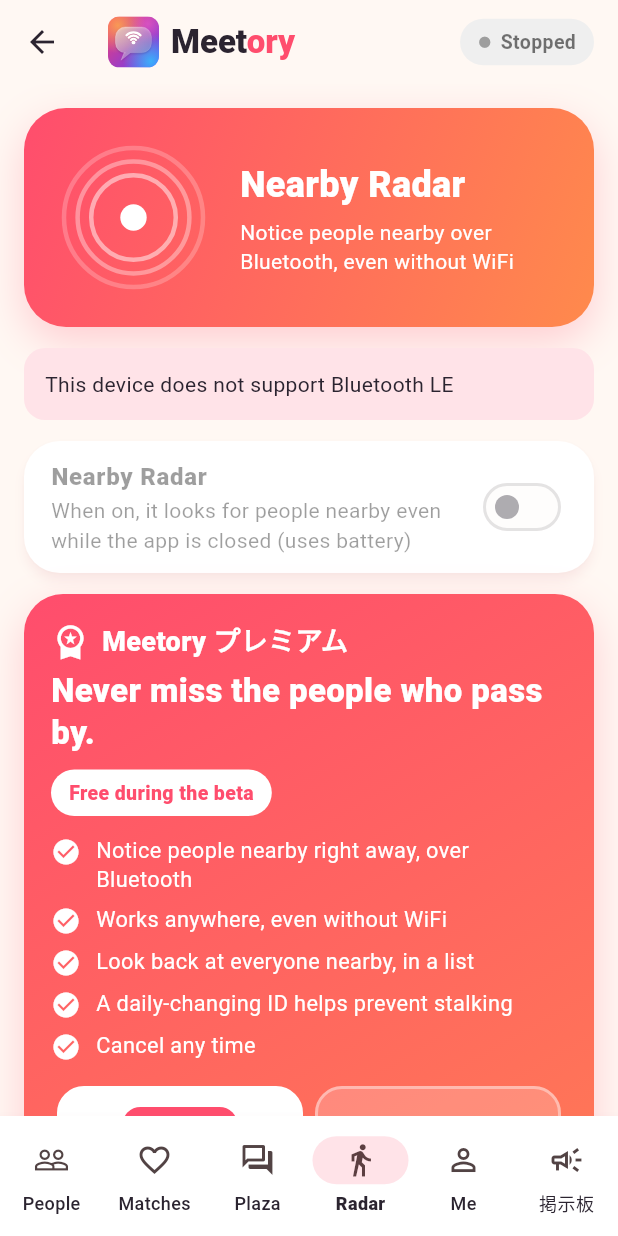
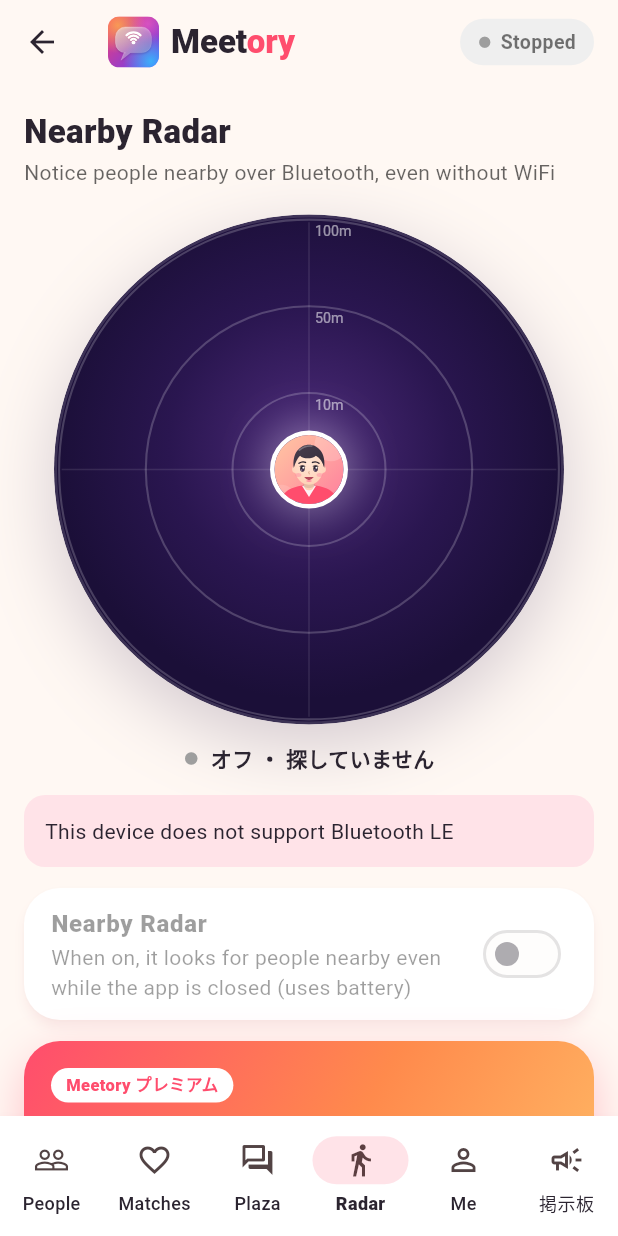
Before and after one commit to harukazu1995/wifi-match, a Flutter app: the HomeScreen screen opened directly, item 4 of the bottom bar chosen, on a phone screen of 412 x 824 dp. Run offline on Flutter 3.47's test engine with Material 3 defaults, Android fonts, the phone set to English and light mode, and no system bars; our stand-ins replace google_mobile_ads, image_picker, in_app_purchase, shared_preferences; accounts and stored records are empty; project files that could hold a hidden picture were left out.

Commit message:
Update main.dart

```diff
--- a/lib/main.dart
+++ b/lib/main.dart
@@ -11,7 +11,10 @@ import 'package:in_app_purchase/in_app_purchase.dart' show ProductDetails;
 import 'package:shared_preferences/shared_preferences.dart';
 
 import 'billing.dart';
+import 'art.dart';
 import 'board.dart';
+import 'paywall.dart';
+import 'radar_scope.dart';
 import 'i18n.dart';
 import 'mesh.dart';
 import 'proximity.dart';
@@ -716,8 +719,7 @@ class Avatar extends StatelessWidget {
           width: size,
           height: size,
           alignment: Alignment.center,
-          decoration: BoxDecoration(color: cs.surfaceContainerHighest, shape: BoxShape.circle),
-          child: Text(emoji, style: TextStyle(fontSize: size * 0.52)),
+          child: FaceAvatar(emoji, size: size),
         ),
         if (online)
           Positioned(
@@ -853,7 +855,7 @@ class _ProfileFormState extends State<ProfileForm> {
                   borderRadius: BorderRadius.circular(12),
                   border: Border.all(color: e == _emoji ? cs.primary : Colors.transparent, width: 2),
                 ),
-                child: Text(e, style: const TextStyle(fontSize: 22)),
+                child: FaceAvatar(e, size: 34),
               ),
             ),
         ],
@@ -1966,27 +1968,25 @@ class ProximityTab extends StatelessWidget {
         return RefreshIndicator(
           onRefresh: prox.refresh,
           child: ListView(padding: const EdgeInsets.all(16), children: [
-            Container(
-              margin: const EdgeInsets.only(bottom: 14),
-              padding: const EdgeInsets.all(18),
-              decoration: BoxDecoration(
-                gradient: _brandGradient,
-                borderRadius: BorderRadius.circular(28),
-                boxShadow: const [BoxShadow(color: Color(0x40FF4D6D), blurRadius: 24, offset: Offset(0, 10))],
+            const _Header('ふれあいレーダー', 'Bluetoothで、WiFiがなくても、近くの人に気づける'),
+            Padding(
+              padding: const EdgeInsets.fromLTRB(20, 4, 20, 4),
+              child: RadarScope(
+                active: prox.enabled,
+                me: mesh.me?.emoji ?? 'あなた',
+                others: [for (final e in shown.take(5)) (seed: e.emoji, label: hhmm(e.at))],
               ),
-              child: Row(children: [
-                RadarView(active: prox.enabled, size: 110),
-                const SizedBox(width: 16),
-                const Expanded(
-                  child: Column(crossAxisAlignment: CrossAxisAlignment.start, children: [
-                    Text('ふれあいレーダー', style: TextStyle(color: Colors.white, fontSize: 24, fontWeight: FontWeight.w900)),
-                    SizedBox(height: 6),
-                    Text('Bluetoothで、WiFiがなくても、近くの人に気づける',
-                        style: TextStyle(color: Colors.white, fontSize: 14, height: 1.35)),
-                  ]),
-                ),
+            ),
+            const SizedBox(height: 8),
+            Center(
+              child: Row(mainAxisSize: MainAxisSize.min, children: [
+                Icon(Icons.circle, size: 10, color: prox.enabled ? const Color(0xFF1FB57A) : Colors.grey),
+                const SizedBox(width: 8),
+                Text(prox.enabled ? '探索中 ・ 近くに${shown.length}人' : 'オフ ・ 探していません', style: const TextStyle(fontWeight: FontWeight.w800)),
               ]),
             ),
+            const SizedBox(height: 14),
+
             if (!prox.supported) const _Notice('この端末は、Bluetooth LE に対応していません'),
             Card(
               child: SwitchListTile(
@@ -1997,7 +1997,7 @@ class ProximityTab extends StatelessWidget {
                 subtitle: const Text('オンにすると、アプリを閉じていても、近くの人を探します（電池を使います）'),
               ),
             ),
-            const PaywallCard(),
+            const PremiumPromoCard(),
             Card(
               child: Padding(
                 padding: const EdgeInsets.all(16),
@@ -2047,6 +2047,7 @@ class MeTab extends StatelessWidget {
   @override
   Widget build(BuildContext context) {
     return ListView(padding: const EdgeInsets.all(16), children: [
+      const PremiumPromoCard(),
       const _Header('プロフィール', '保存すると数秒で近くの人の画面に反映されます'),
       Card(
         color: Theme.of(context).colorScheme.surface,
```
